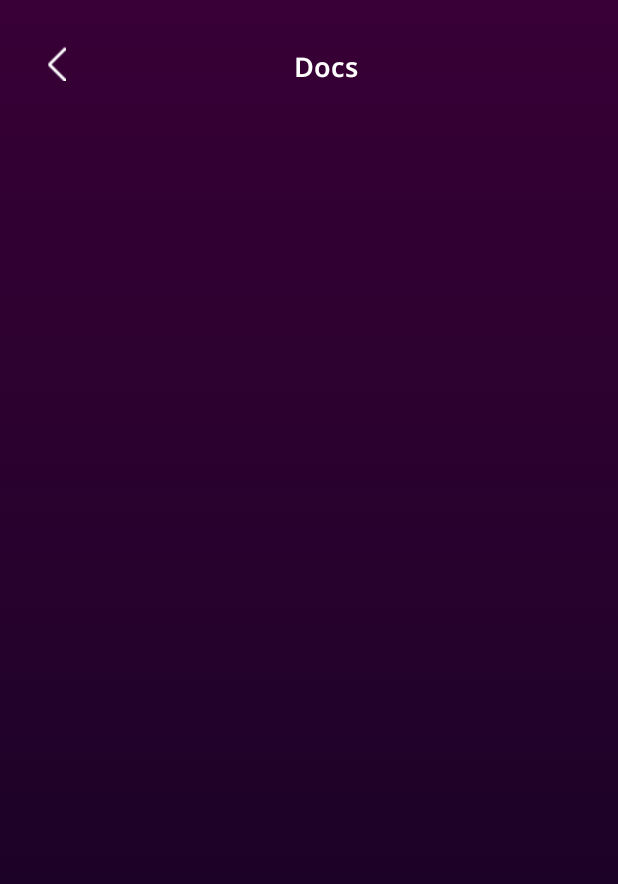
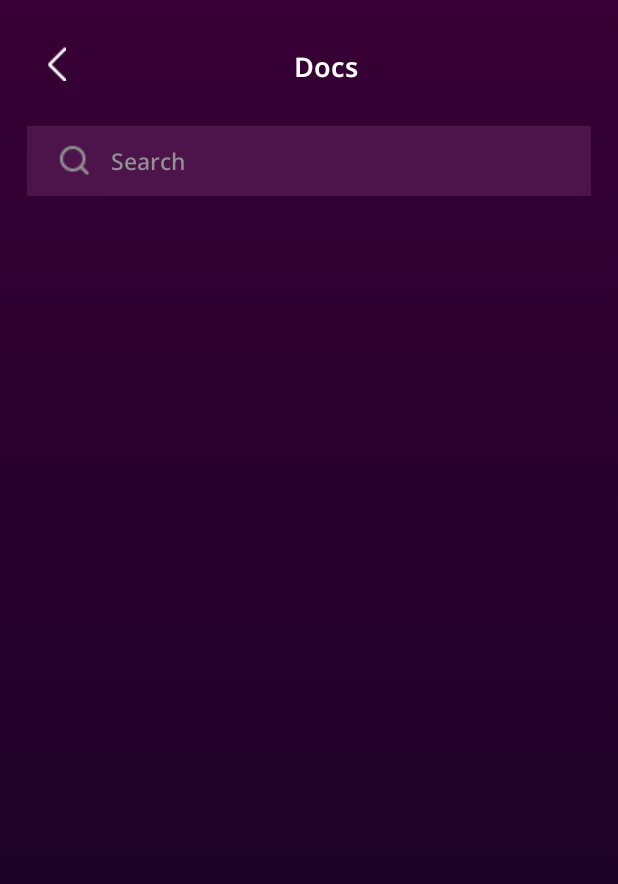
Before and after one commit to ashu-sa/Transfer_Copy, an Android app: the DocsActivity screen opened directly, with no data from a screen before it, on a phone screen of 412 x 824 dp. Shown: the top 884 px of the screen. Run offline under Robolectric (Android 15) with nearby library versions, the phone set to English and light mode, and no system bars; our stand-ins replace sdp/ssp sizes.

Commit message:
Search Bar issue fixed

```diff
--- a/app/src/main/res/layout/activity_contact.xml
+++ b/app/src/main/res/layout/activity_contact.xml
@@ -94,6 +94,7 @@
 
     <androidx.appcompat.widget.SearchView
         android:layout_width="match_parent"
+        app:theme="@style/AppSearchView"
         android:layout_height="@dimen/_36sdp"
         android:layout_margin="@dimen/_14sdp"
         android:background="#4C144A"
--- a/app/src/main/res/layout/activity_docs.xml
+++ b/app/src/main/res/layout/activity_docs.xml
@@ -54,7 +54,7 @@
 
     </LinearLayout>
     <LinearLayout
-        android:id="@+id/photofiles_linearLayout2"
+        android:id="@+id/docfiles_linearLayout2"
         android:layout_width="match_parent"
         android:layout_height="@dimen/_36sdp"
         android:layout_marginStart="@dimen/_20sdp"
@@ -92,5 +92,18 @@
 
 
     </LinearLayout>
+    <androidx.appcompat.widget.SearchView
+        android:layout_width="match_parent"
+        app:theme="@style/AppSearchView"
+        android:layout_height="@dimen/_36sdp"
+        android:layout_margin="@dimen/_14sdp"
+        android:background="#4C144A"
+        app:searchIcon="@drawable/search3"
+        app:iconifiedByDefault="false"
+        app:layout_constraintEnd_toEndOf="parent"
+        app:layout_constraintHorizontal_bias="0.516"
+        app:layout_constraintStart_toStartOf="parent"
+        app:layout_constraintTop_toBottomOf="@+id/docfiles_linearLayout"
+        app:queryHint="Search" />
 
 </androidx.constraintlayout.widget.ConstraintLayout>
--- a/app/src/main/res/values/themes.xml
+++ b/app/src/main/res/values/themes.xml
@@ -25,8 +25,10 @@
     <style name="Theme.TransferCopy.PopupOverlay" parent="ThemeOverlay.AppCompat.Light" />
 
     <style name="AppSearchView" parent="Widget.AppCompat.SearchView" >
-        <item name="android:textSize">@dimen/_8ssp</item>
-        <item name="android:fontFamily">@font/notosans_regular</item>
+        <item name="android:textSize">@dimen/_12ssp</item>
+        <item name="android:fontFamily">@font/notosans_medium</item>
         <item name="android:textColor">#919191</item>
+        <item name="android:editTextColor">#919191</item>
+        <item name="android:textColorHint">#919191</item>
     </style>
 </resources>
```
Also changed, not shown: app/src/main/java/com/appcake/transfercopy/PhoneStorageScreen.kt (+16 -0 lines).
